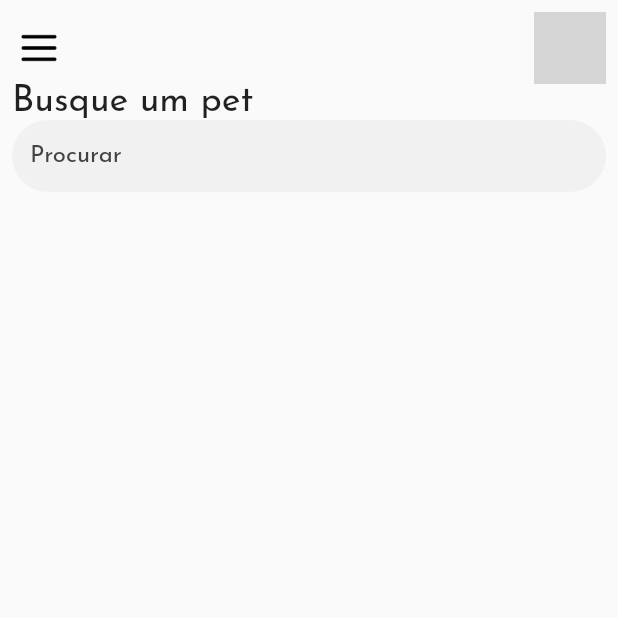
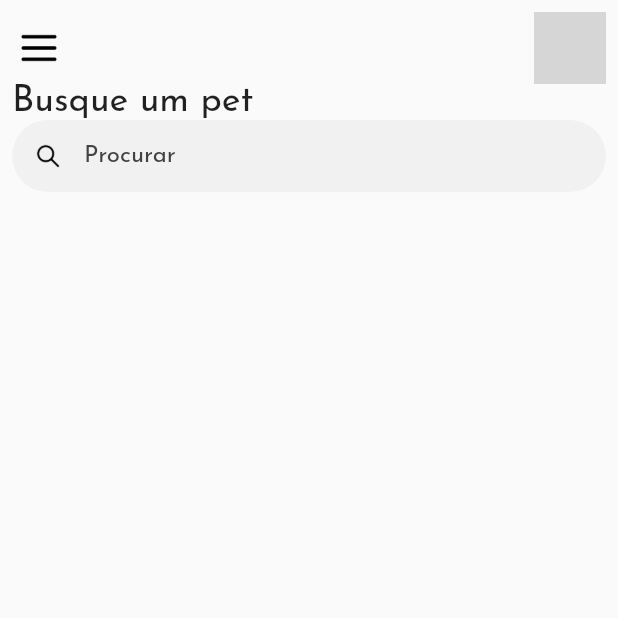
Before and after one commit to renankanu/app_kapets, a Flutter app: the screen it shows after launch, on a phone screen of 412 x 824 dp, the top half of it. Run offline on Flutter 3.47's test engine with Material 2 defaults, Android fonts, the phone set to English and light mode, and no system bars; our stand-ins replace flutter_modular, flutter_svg, google_fonts; network calls fail; grey boxes are pictures that could not be loaded.

Commit message:
Feature - finish search bar

```diff
--- a/lib/app/modules/home/home_page.dart
+++ b/lib/app/modules/home/home_page.dart
@@ -41,6 +41,14 @@ class _HomePageState extends State<HomePage> {
               ),
               TextField(
                 decoration: InputDecoration(
+                    prefixIcon: Padding(
+                      padding: const EdgeInsets.all(14.0),
+                      child: Container(
+                        height: 16,
+                        width: 16,
+                        child: Image.asset('assets/images/Search.png'),
+                      ),
+                    ),
                     contentPadding: EdgeInsets.symmetric(horizontal: 12),
                     border: OutlineInputBorder(
                       borderRadius: const BorderRadius.all(
```
Also changed, not shown: assets/images/Search.png (added).
